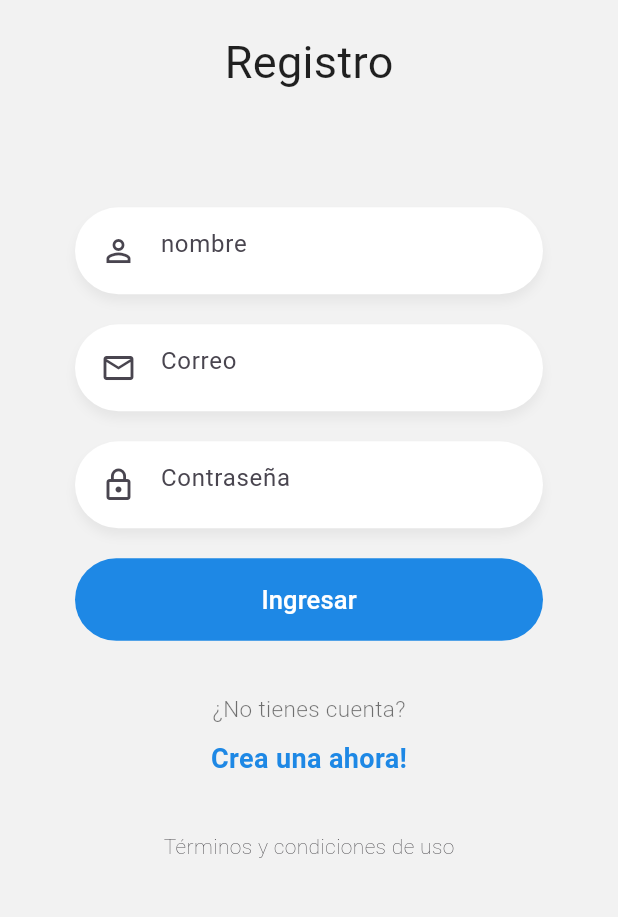
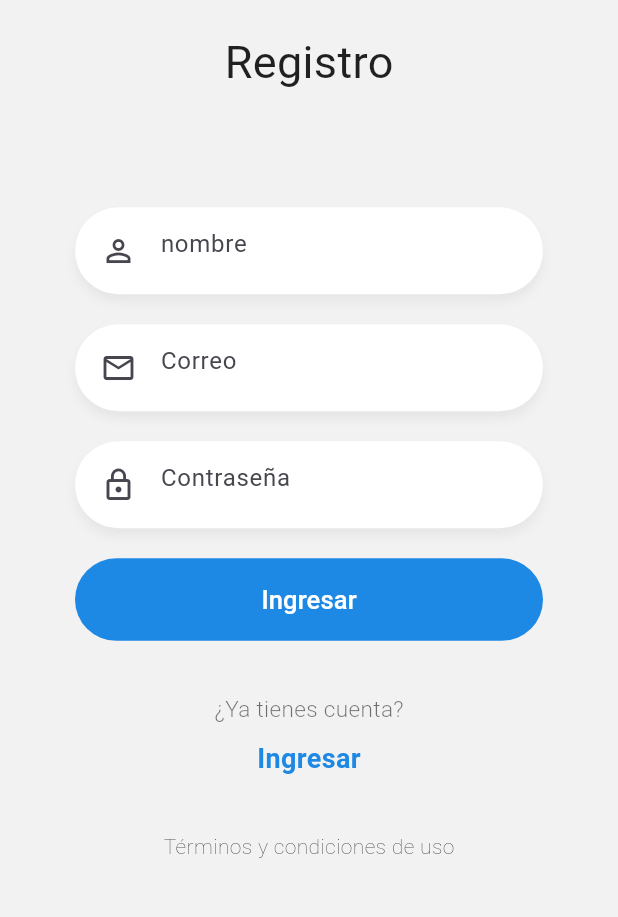
Before and after one commit to GPplay/chat-flutter, a Flutter app: the RegisterPage screen opened by its route, on a phone screen of 412 x 824 dp, the part 251-1168 px from its top. Run offline on Flutter 3.47's test engine with Material 3 defaults, Android fonts, the phone set to English and light mode, and no system bars.

Commit message:
labels reutilizables

```diff
--- a/lib/pages/login_page.dart
+++ b/lib/pages/login_page.dart
@@ -27,6 +27,8 @@ class LoginPage extends StatelessWidget {
                   _Form(),
                   Labels(
                     ruta: 'register',
+                    pregunta: '¿No tienes cuenta?',
+                    respuesta: 'Registrate',
                   ),
                   Text(
                     'Términos y condiciones de uso',
--- a/lib/pages/register_page.dart
+++ b/lib/pages/register_page.dart
@@ -27,6 +27,8 @@ class RegisterPage extends StatelessWidget {
                   _Form(),
                   Labels(
                     ruta: 'login',
+                    pregunta: '¿Ya tienes cuenta?',
+                    respuesta: 'Ingresar',
                   ),
                   Text(
                     'Términos y condiciones de uso',
--- a/lib/widget/labels.dart
+++ b/lib/widget/labels.dart
@@ -2,21 +2,27 @@ import 'package:flutter/material.dart';
 
 class Labels extends StatelessWidget {
   final String ruta;
+  final String pregunta;
+  final String respuesta;
 
-  const Labels({super.key, required this.ruta});
+  const Labels(
+      {super.key,
+      required this.ruta,
+      required this.pregunta,
+      required this.respuesta});
 
   @override
   Widget build(BuildContext context) {
     return Column(
       children: <Widget>[
-        Text('¿No tienes cuenta?',
+        Text(pregunta,
             style: TextStyle(
                 color: Colors.black54,
                 fontSize: 15,
                 fontWeight: FontWeight.w300)),
         SizedBox(height: 10),
         GestureDetector(
-          child: Text('Crea una ahora!',
+          child: Text(respuesta,
               style: TextStyle(
                   color: Colors.blue[600],
                   fontSize: 18,
```
